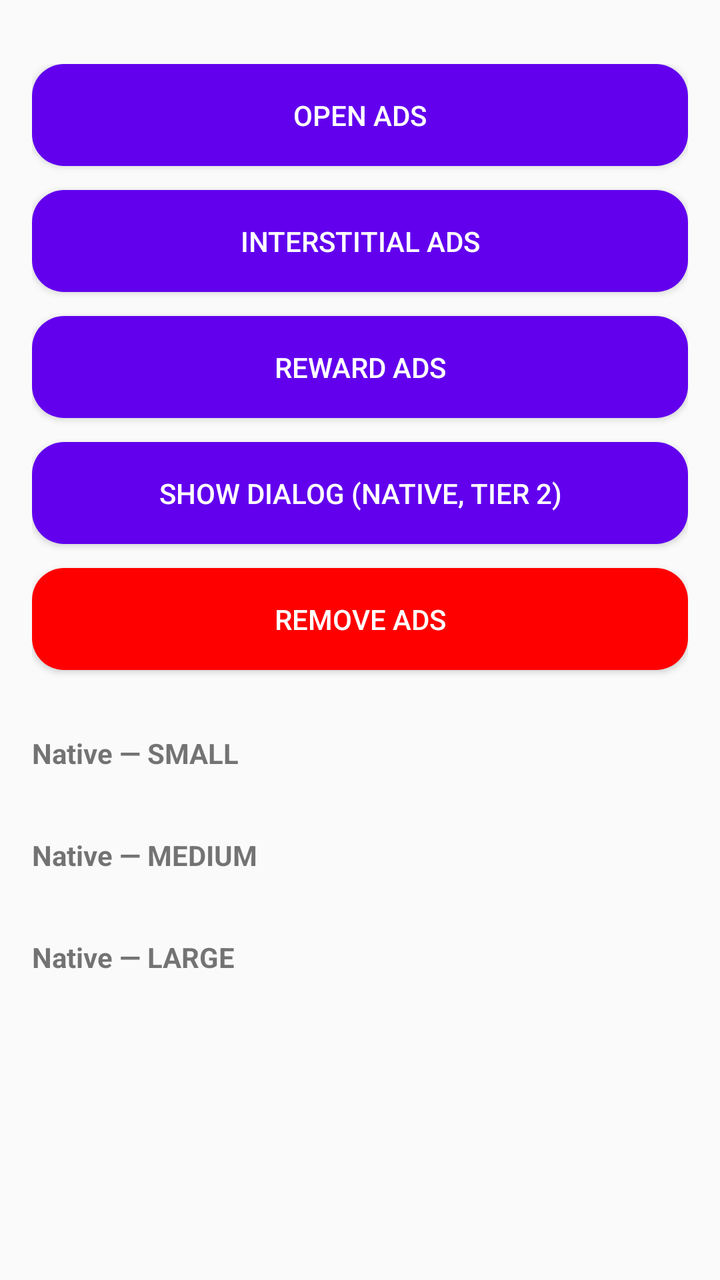
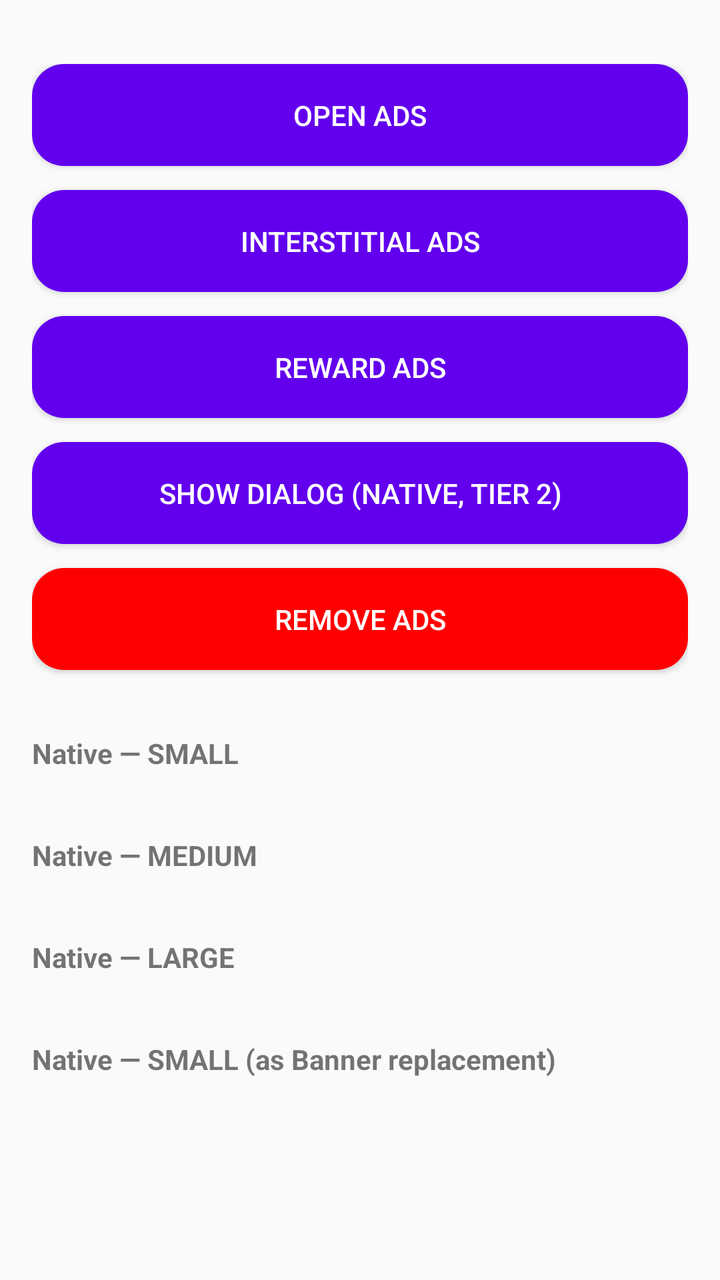

Screens rendered from an Android XML layout before and after an edit, with the pre-edit source and the edit as a unified diff.
<!-- AndroidManifest.xml: activity theme Theme.AdsExample -->
<!-- res/layout/activity_test_ads.xml -->
<?xml version="1.0" encoding="utf-8"?>
<ScrollView xmlns:android="http://schemas.android.com/apk/res/android"
    android:layout_width="match_parent"
    android:layout_height="match_parent"
    android:fillViewport="true">

    <LinearLayout
        android:layout_width="match_parent"
        android:layout_height="wrap_content"
        android:orientation="vertical"
        android:paddingHorizontal="16dp"
        android:paddingTop="32dp"
        android:paddingBottom="16dp">

        <androidx.appcompat.widget.AppCompatButton
            android:id="@+id/btn_open_ads"
            android:layout_width="match_parent"
            android:layout_height="wrap_content"
            android:background="@drawable/bg_button"
            android:paddingVertical="16dp"
            android:text="Open Ads"
            android:textColor="@color/white" />

        <androidx.appcompat.widget.AppCompatButton
            android:id="@+id/btn_inter_ads"
            android:layout_width="match_parent"
            android:layout_height="wrap_content"
            android:layout_marginTop="12dp"
            android:background="@drawable/bg_button"
            android:paddingVertical="16dp"
            android:text="Interstitial Ads"
            android:textColor="@color/white" />

        <androidx.appcompat.widget.AppCompatButton
            android:id="@+id/btn_reward_ads"
            android:layout_width="match_parent"
            android:layout_height="wrap_content"
            android:layout_marginTop="12dp"
            android:background="@drawable/bg_button"
            android:paddingVertical="16dp"
            android:text="Reward Ads"
            android:textColor="@color/white" />

        <androidx.appcompat.widget.AppCompatButton
            android:id="@+id/btn_show_dialog"
            android:layout_width="match_parent"
            android:layout_height="wrap_content"
            android:layout_marginTop="12dp"
            android:background="@drawable/bg_button"
            android:paddingVertical="16dp"
            android:text="Show Dialog (native, Tier 2)"
            android:textColor="@color/white" />

        <androidx.appcompat.widget.AppCompatButton
            android:id="@+id/btn_remove_ads"
            android:layout_width="match_parent"
            android:layout_height="wrap_content"
            android:layout_marginTop="12dp"
            android:background="@drawable/bg_button_red"
            android:paddingVertical="16dp"
            android:text="Remove Ads"
            android:textColor="@color/white" />

        <androidx.appcompat.widget.AppCompatTextView
            android:layout_width="wrap_content"
            android:layout_height="wrap_content"
            android:layout_marginTop="32dp"
            android:text="Native — SMALL"
            android:textStyle="bold" />

        <FrameLayout
            android:id="@+id/nativeAdSmall"
            android:layout_width="match_parent"
            android:layout_height="wrap_content"
            android:layout_marginTop="8dp" />

        <androidx.appcompat.widget.AppCompatTextView
            android:layout_width="wrap_content"
            android:layout_height="wrap_content"
            android:layout_marginTop="24dp"
            android:text="Native — MEDIUM"
            android:textStyle="bold" />

        <FrameLayout
            android:id="@+id/nativeAdMedium"
            android:layout_width="match_parent"
            android:layout_height="wrap_content"
            android:layout_marginTop="8dp" />

        <androidx.appcompat.widget.AppCompatTextView
            android:layout_width="wrap_content"
            android:layout_height="wrap_content"
            android:layout_marginTop="24dp"
            android:text="Native — LARGE"
            android:textStyle="bold" />

        <FrameLayout
            android:id="@+id/nativeAdLarge"
            android:layout_width="match_parent"
            android:layout_height="wrap_content"
            android:layout_marginTop="8dp" />

        <FrameLayout
            android:id="@+id/adBanner"
            android:layout_width="match_parent"
            android:layout_height="wrap_content"
            android:layout_marginTop="24dp"
            android:minHeight="50dp" />
    </LinearLayout>
</ScrollView>
<!-- resources referenced by this layout -->
<resources>
  <color name="white">#FFFFFFFF</color>
  <!-- drawable bg_button (drawable) -->
  <?xml version="1.0" encoding="utf-8"?>
  <shape android:shape="rectangle" xmlns:android="http://schemas.android.com/apk/res/android">
      <corners android:radius="16dp"/>
      <solid android:color="@color/purple_500"/>
  </shape>
  <!-- drawable bg_button_red (drawable) -->
  <?xml version="1.0" encoding="utf-8"?>
  <shape android:shape="rectangle" xmlns:android="http://schemas.android.com/apk/res/android">
      <corners android:radius="16dp"/>
      <solid android:color="@color/red"/>
  </shape>
  <style name="Theme.AdsExample" parent="Theme.AppCompat.DayNight.NoActionBar" />
  <color name="purple_500">#FF6200EE</color>
  <color name="red">#FFFF0000</color>
</resources>

<!-- the commit's change to res/layout/activity_test_ads.xml (unified diff, before → after) -->
@@ -100,11 +100,18 @@
             android:layout_height="wrap_content"
             android:layout_marginTop="8dp" />
 
+        <androidx.appcompat.widget.AppCompatTextView
+            android:layout_width="wrap_content"
+            android:layout_height="wrap_content"
+            android:layout_marginTop="24dp"
+            android:text="Native — SMALL (as Banner replacement)"
+            android:textStyle="bold" />
+
         <FrameLayout
-            android:id="@+id/adBanner"
+            android:id="@+id/nativeAdBanner"
             android:layout_width="match_parent"
             android:layout_height="wrap_content"
-            android:layout_marginTop="24dp"
+            android:layout_marginTop="8dp"
             android:minHeight="50dp" />
     </LinearLayout>
 </ScrollView>
